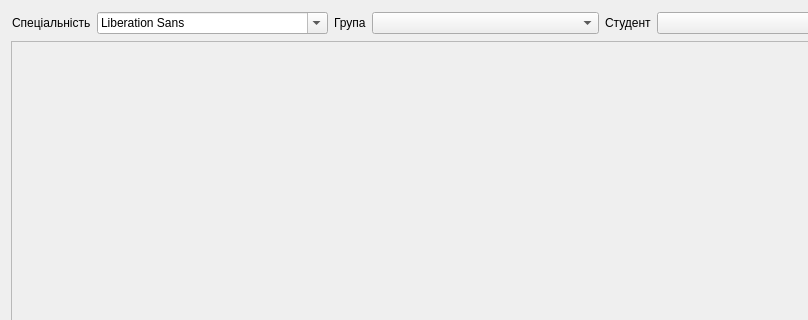
Above: Kursova/EducationProgressForms/InputForms/markinputform.ui from zzvanyazz/Kursova before the change; both pictures show x 0 to 808 and y 0 to 320 of the 896 by 465 pixel window. Below: the same form after it.
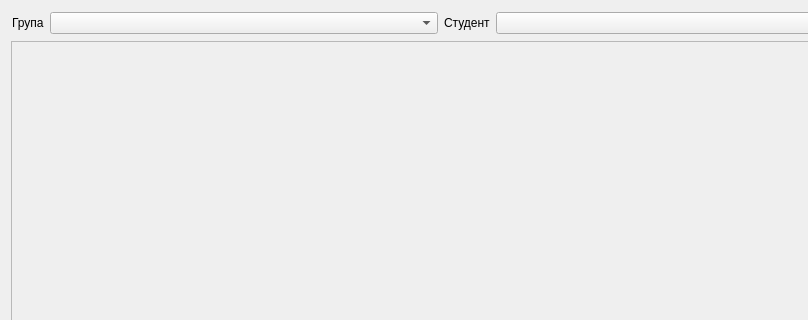
That is the form after the change.

```diff
--- a/Kursova/EducationProgressForms/InputForms/markinputform.ui
+++ b/Kursova/EducationProgressForms/InputForms/markinputform.ui
@@ -35,31 +35,6 @@
       <property name="bottomMargin">
        <number>1</number>
       </property>
-      <item>
-       <widget class="QLabel" name="label_3">
-        <property name="sizePolicy">
-         <sizepolicy hsizetype="Maximum" vsizetype="Minimum">
-          <horstretch>0</horstretch>
-          <verstretch>0</verstretch>
-         </sizepolicy>
-        </property>
-        <property name="text">
-         <string>Спеціальність</string>
-        </property>
-       </widget>
-      </item>
-      <item>
-       <widget class="QFontComboBox" name="SpecialiyConboBox">
-        <property name="sizeAdjustPolicy">
-         <enum>QComboBox::AdjustToContents</enum>
-        </property>
-        <property name="currentFont">
-         <font>
-          <family>Microsoft JhengHei UI</family>
-         </font>
-        </property>
-       </widget>
-      </item>
       <item>
        <widget class="QLabel" name="label">
         <property name="sizePolicy">
```
Left out of the diff: 4 changed lines with no effect on the pictures.
